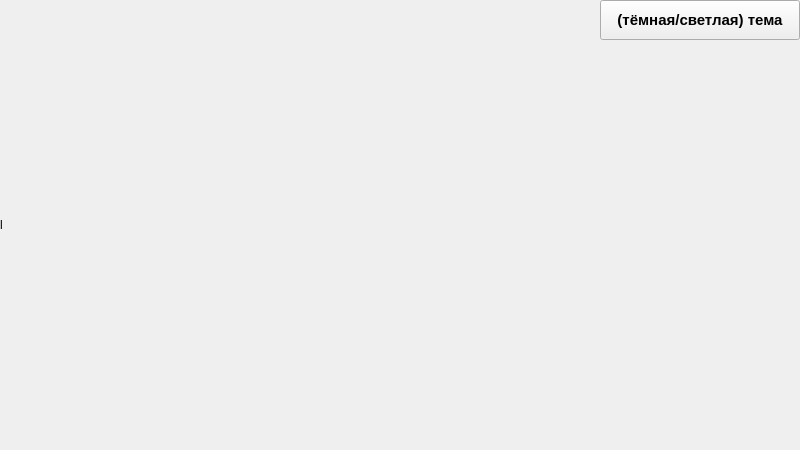
Above: maps_api.ui from Tikhon24/Maps-API before the change. Below: the same form after it.
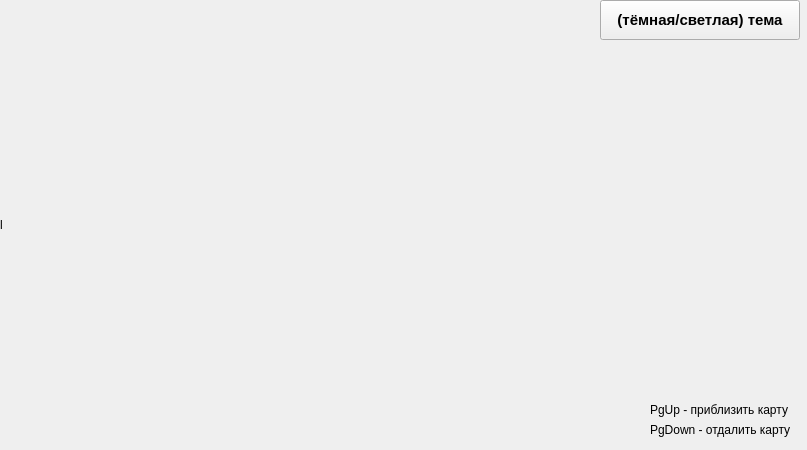
That is the form after the change.

Commit message: Задача2 Приближение и отдаление карты

Patch:
```diff
--- a/maps_api.ui
+++ b/maps_api.ui
@@ -6,7 +6,7 @@
    <rect>
     <x>0</x>
     <y>0</y>
-    <width>800</width>
+    <width>807</width>
     <height>450</height>
    </rect>
   </property>
@@ -46,6 +46,32 @@
     <string>(тёмная/светлая) тема</string>
    </property>
   </widget>
+  <widget class="QLabel" name="Up_text">
+   <property name="geometry">
+    <rect>
+     <x>650</x>
+     <y>400</y>
+     <width>141</width>
+     <height>20</height>
+    </rect>
+   </property>
+   <property name="text">
+    <string>PgUp - приблизить карту</string>
+   </property>
+  </widget>
+  <widget class="QLabel" name="Down_text">
+   <property name="geometry">
+    <rect>
+     <x>650</x>
+     <y>420</y>
+     <width>141</width>
+     <height>20</height>
+    </rect>
+   </property>
+   <property name="text">
+    <string>PgDown - отдалить карту</string>
+   </property>
+  </widget>
  </widget>
  <resources/>
  <connections/>
```
The commit also changes 1 other file.
